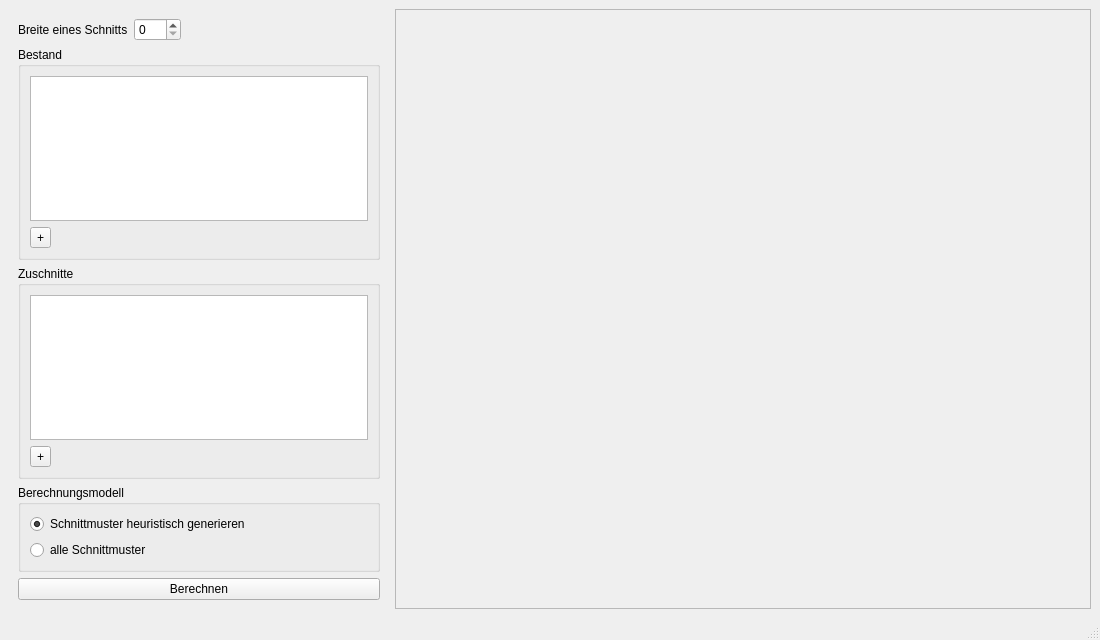
Old version of the form mainwindow.ui in the repository ELTSCHI/Stockcutting.
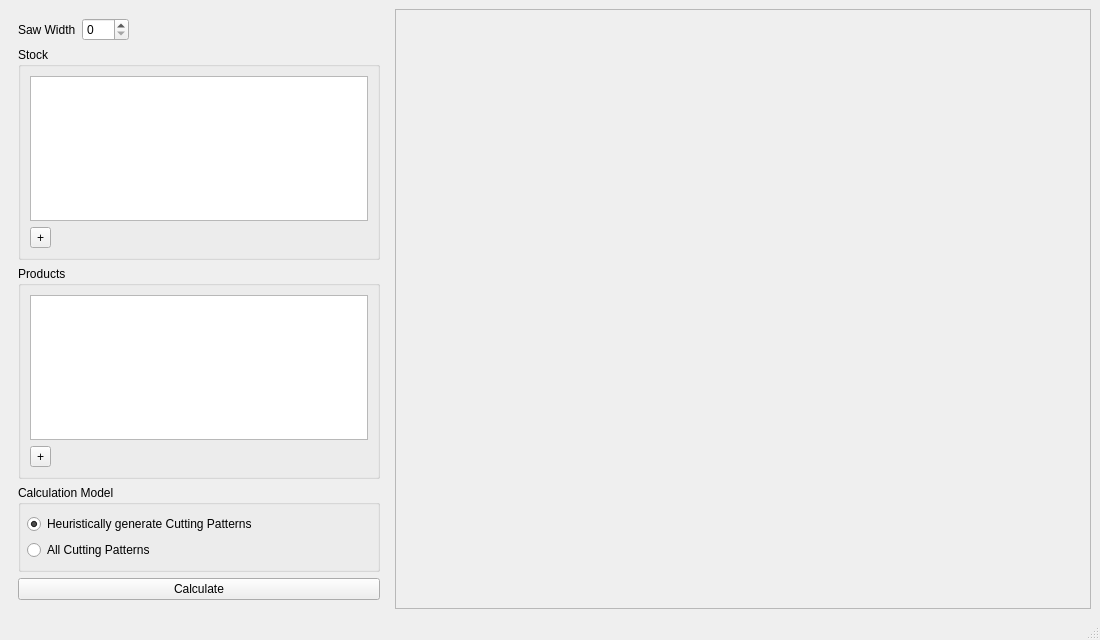
New version of the form. Custom widgets are drawn as their Qt base class.

```diff
--- a/mainwindow.ui
+++ b/mainwindow.ui
@@ -13,6 +13,9 @@
   <property name="windowTitle">
    <string>Stock Cutting</string>
   </property>
+  <property name="layoutDirection">
+   <enum>Qt::LayoutDirection::LeftToRight</enum>
+  </property>
   <widget class="QWidget" name="centralwidget">
    <layout class="QHBoxLayout" name="horizontalLayout">
     <item>
@@ -35,7 +38,7 @@
          <item>
           <widget class="QLabel" name="sawWidthLabel">
            <property name="text">
-            <string>Breite eines Schnitts</string>
+            <string>Saw Width</string>
            </property>
           </widget>
          </item>
@@ -64,7 +67,7 @@
        <item>
         <widget class="QGroupBox" name="stockGroup">
          <property name="title">
-          <string>Bestand</string>
+          <string>Stock</string>
          </property>
          <layout class="QVBoxLayout" name="stockLayout">
           <item>
@@ -83,7 +86,7 @@
        <item>
         <widget class="QGroupBox" name="productGroup">
          <property name="title">
-          <string>Zuschnitte</string>
+          <string>Products</string>
          </property>
          <layout class="QVBoxLayout" name="productLayout">
           <item>
@@ -102,13 +105,16 @@
        <item>
         <widget class="QGroupBox" name="modelGroup">
          <property name="title">
-          <string>Berechnungsmodell</string>
+          <string>Calculation Model</string>
          </property>
          <layout class="QVBoxLayout" name="modelLayout">
+          <property name="leftMargin">
+           <number>6</number>
+          </property>
           <item>
            <widget class="QRadioButton" name="radioHeuristic">
             <property name="text">
-             <string>Schnittmuster heuristisch generieren</string>
+             <string>Heuristically generate Cutting Patterns</string>
             </property>
             <property name="checked">
              <bool>true</bool>
@@ -118,7 +124,7 @@
           <item>
            <widget class="QRadioButton" name="radioAll">
             <property name="text">
-             <string>alle Schnittmuster</string>
+             <string>All Cutting Patterns</string>
             </property>
            </widget>
           </item>
@@ -128,7 +134,7 @@
        <item>
         <widget class="QPushButton" name="applyButton">
          <property name="text">
-          <string>Berechnen</string>
+          <string>Calculate</string>
          </property>
         </widget>
        </item>
```
Left out of the diff: 6 changed lines with no effect on the pictures.
